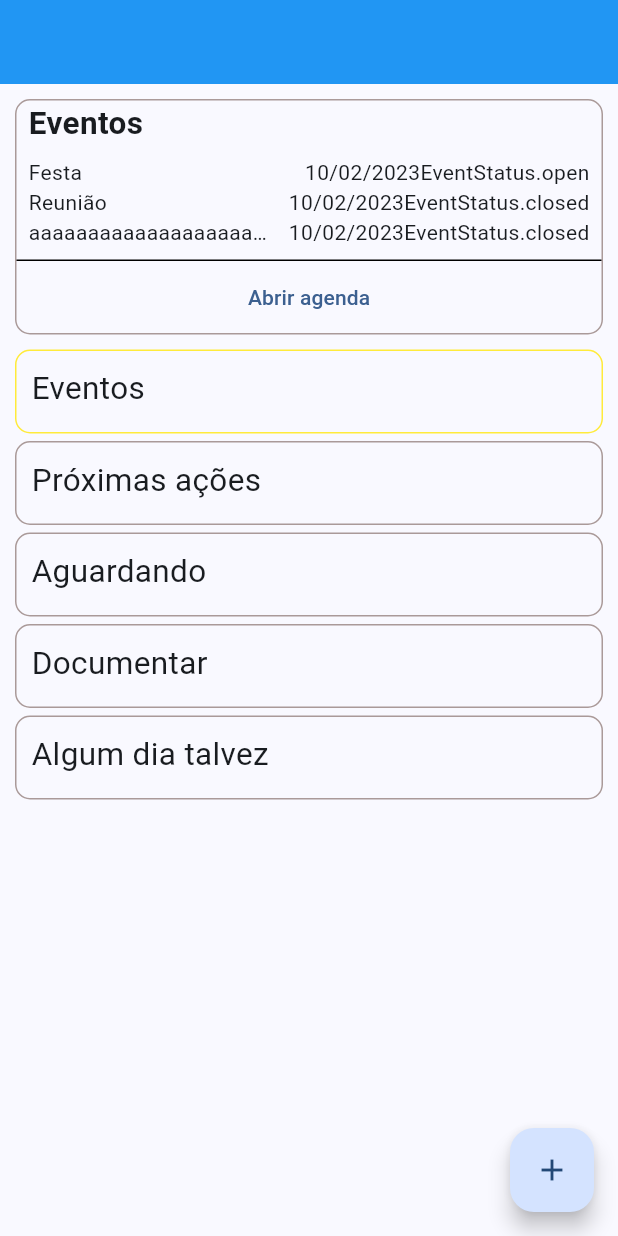
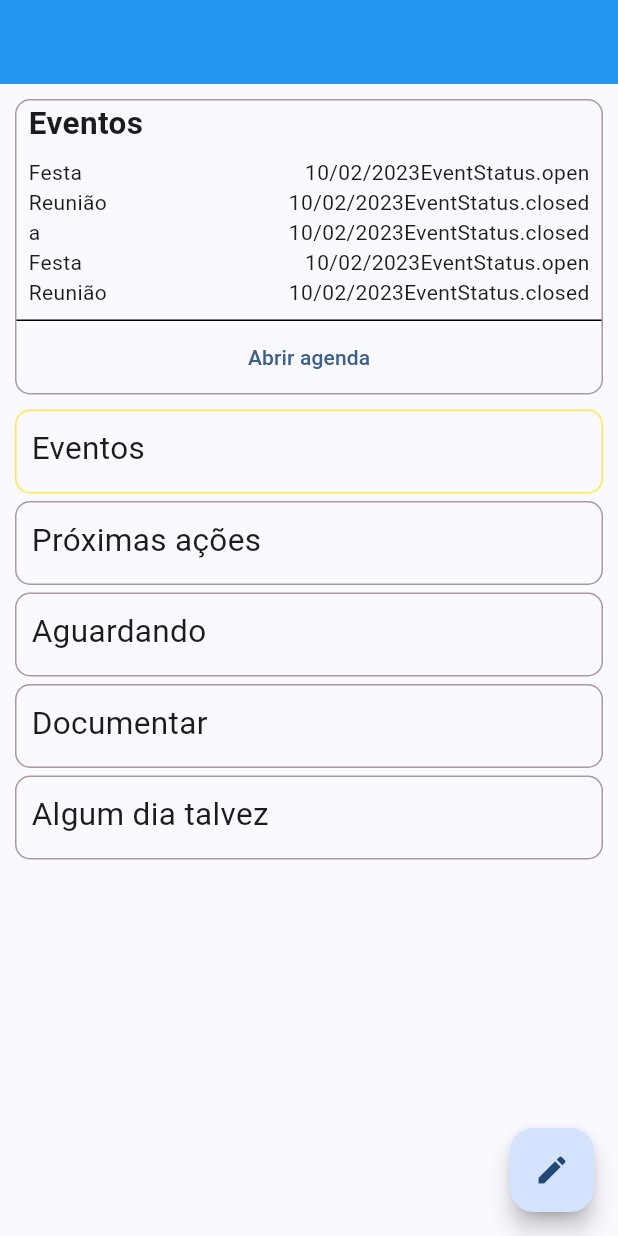
Before and after one commit to tinicius/Do-It-Today, a Flutter app: the screen it shows after launch, after a tap on "Abrir agenda", on a phone screen of 412 x 824 dp. Run offline on Flutter 3.47's test engine with Material 2 defaults, Android fonts, the phone set to English and light mode, and no system bars.

Commit message:
new floating button

```diff
--- a/lib/entities/item.dart
+++ b/lib/entities/item.dart
@@ -21,4 +21,11 @@ class Event extends Item {
   EventStatus status;
 }
 
-class Action {}
+enum ActionStatus {
+done, open
+}
+
+class Action extends Item {
+  Action(super.name, super.description, [this.status = ActionStatus.open]);
+  ActionStatus status;
+}
--- a/lib/main.dart
+++ b/lib/main.dart
@@ -1,4 +1,5 @@
 import 'package:doittoday/repositories/item_repository.dart';
+import 'package:doittoday/views/Home/components/floating_action_menu.dart';
 import 'package:doittoday/views/Home/home.dart';
 import 'package:flutter/material.dart';
 import 'package:provider/provider.dart';
@@ -11,8 +12,6 @@ void main() {
 
 class MyApp extends StatelessWidget {
   const MyApp({super.key});
-
-
 
   @override
   Widget build(BuildContext context) {
@@ -32,25 +31,32 @@ class MyApp extends StatelessWidget {
             backgroundColor: Colors.blue,
             // title: const Text("Do It Today"),
           ),
-          floatingActionButton: FloatingActionButton(
-            onPressed: () => {
-              showDialog(context: context, builder: (BuildContext context) => AlertDialog(
-                title: Text("Adicionar Item"),
-                content: TextField(),
-                actions: <Widget>[
-            TextButton(
-              onPressed: () => Navigator.pop(context, 'Cancel'),
-              child: const Text('Cancel'),
-            ),
-            TextButton(
-              onPressed: () => Navigator.pop(context, 'OK'),
-              child: const Text('OK'),
-            ),
-          ],
-              ))
-            },
-            child: Icon(Icons.add),
-          ),
+          // floatingActionButton: FloatingActionButton(
+          //   onPressed: () => {
+          //     showDialog(
+          //         context: context,
+          //         builder: (BuildContext context) => AlertDialog(
+          //               title: Text("Adicionar Item"),
+          //               content: TextField(),
+          //               actions: <Widget>[
+          //                 TextButton(
+          //                   onPressed: () => Navigator.pop(context, 'Cancel'),
+          //                   child: const Text('Cancel'),
+          //                 ),
+          //                 TextButton(
+          //                   onPressed: () => Navigator.pop(context, 'OK'),
+          //                   child: const Text('OK'),
+          //                 ),
+          //               ],
+          //             ))
+          //   },
+          //   child: Icon(Icons.add),
+          // ),
+          floatingActionButton: FloatingActionMenu(distance: 100, children: [
+            ButtonMenu(),
+            ButtonMenu(),
+
+          ]),
         ),
       ),
     );
@@ -61,9 +67,56 @@ class MyAppState extends ChangeNotifier {
   ItemRepository repository = ItemRepository();
 
   List<Event> nextEvents = <Event>[];
+  List<Event> allEvents = <Event>[];
 
-  void loadNextEvents() {
-    nextEvents = repository.loadNextEvents();
-    notifyListeners();
+  MyAppState() {
+    repository.loadNextEvents().then((value) {
+      nextEvents = value;
+      notifyListeners();
+    });
+
+    repository.loadAllEvents().then((value) {
+      allEvents = value;
+      notifyListeners();
+    });
   }
 }
+
+class ButtonMenu extends StatelessWidget {
+  const ButtonMenu({
+    super.key,
+    this.onPressed,
+  });
+
+  final VoidCallback? onPressed;
+
+  @override
+  Widget build(BuildContext context) {
+    final theme = Theme.of(context);
+    return Container(
+
+      padding: const EdgeInsets.only(top: 4, right: 8, bottom: 4),
+      decoration: BoxDecoration(
+          color: Colors.blue, borderRadius: BorderRadius.circular(10)),
+      alignment: Alignment.center,
+      child: TextButton(
+        onPressed: () {  },
+        child: Row(
+          mainAxisSize: MainAxisSize.min,
+          children: [
+            IconButton(
+              onPressed: onPressed,
+              icon: const Icon(Icons.add, color: Colors.white,),
+              color: theme.colorScheme.onSecondary,
+              iconSize: 20,
+            ),
+            Text("Evento", style: TextStyle(
+              color: Colors.white
+            ),),
+
+          ],
+        ),
+      ),
+    );
+  }
+}
--- a/lib/repositories/item_repository.dart
+++ b/lib/repositories/item_repository.dart
@@ -2,11 +2,21 @@ import 'package:doittoday/entities/item.dart';
 import 'package:doittoday/services/item_local_storage.dart';
 
 class ItemRepository {
-
   ItemService service = ItemLocalStorage();
 
-  List<Event> loadNextEvents() {
-    return service.loadNextEvents();
+  static const int COUNT = 5;
+
+  Future<List<Event>> loadNextEvents() async {
+    return await service.loadNextEvents(COUNT);
   }
 
+  @override
+  Future<List<Action>> loadAllActions() async {
+    return await service.loadAllActions();
+  }
+
+  @override
+  Future<List<Event>> loadAllEvents() async {
+    return await service.loadAllEvents();
+  }
 }
--- a/lib/services/item_local_storage.dart
+++ b/lib/services/item_local_storage.dart
@@ -1,18 +1,54 @@
-import 'dart:ffi';
-
 import '../entities/item.dart';
 
 abstract class ItemService {
-  List<Event> loadNextEvents();
+  Future<List<Event>> loadNextEvents(int count);
+  Future<List<Event>> loadAllEvents();
+  Future<List<Action>> loadAllActions();
 }
 
 class ItemLocalStorage implements ItemService {
+  List<Event> allEvents = [
+    Event("Festa", "description", DateTime(2023, 2, 10, 8, 0)),
+    Event("Reunião", "description", DateTime.now()),
+    Event("a", "description", DateTime.now()),
+    Event("Festa", "description", DateTime(2023, 2, 10, 8, 0)),
+    Event("Reunião", "description", DateTime.now()),
+    Event("a", "description", DateTime.now()),
+    Event("Festa", "description", DateTime(2023, 2, 10, 8, 0)),
+    Event("Reunião", "description", DateTime.now()),
+    Event("a", "description", DateTime.now()),
+  ];
+
+  List<Action> allActions = [
+    Action("Ação 1", "Descrição"),
+    Action("Ação 1", "Descrição"),
+    Action("Ação 1", "Descrição"),
+    Action("Ação 1", "Descrição"),
+    Action("Ação 1", "Descrição"),
+    Action("Ação 1", "Descrição"),
+  ];
+
   @override
-  List<Event> loadNextEvents() {
-    return [
-      Event("Festa", "description", DateTime(2023, 2, 10, 8, 0)),
-      Event("Reunião", "description", DateTime.now()),
-      Event("aaaaaaaaaaaaaaaaaaaaaaaaaaaaaaaaaaaaaaaaaaaaaaaaaaaaaaaaaaaa", "description", DateTime.now()),
-    ];
+  Future<List<Event>> loadNextEvents(int count) async {
+    List<Event> nextEvents = [];
+
+    for (var i = 0; i < count; i++) {
+      nextEvents.add(allEvents[i]);
+      await Future.delayed(Duration(seconds: 1));
+    }
+
+    return nextEvents;
+  }
+
+  @override
+  Future<List<Action>> loadAllActions() async {
+    await Future.delayed(Duration(seconds: 1 * allActions.length));
+    return allActions;
+  }
+
+  @override
+  Future<List<Event>> loadAllEvents() async {
+    await Future.delayed(Duration(seconds: 1 * allEvents.length));
+    return allEvents;
   }
 }
--- a/lib/views/Home/components/event_cart.dart
+++ b/lib/views/Home/components/event_cart.dart
@@ -119,7 +119,7 @@ class _EventCardState extends State<EventCard> {
               height: 1,
             ),
             TextButton(
-                onPressed: () => {state.loadNextEvents()},
+                onPressed: () => {},
                 child: const Text("Abrir agenda"))
           ],
         ),
--- /dev/null
+++ b/lib/views/Home/components/floating_action_menu.dart
@@ -0,0 +1,180 @@
+import 'package:flutter/material.dart';
+
+import 'dart:math' as math;
+
+class FloatingActionMenu extends StatefulWidget {
+  const FloatingActionMenu({
+    super.key,
+    this.initialOpen,
+    required this.distance,
+    required this.children,
+  });
+
+  final bool? initialOpen;
+  final double distance;
+  final List<Widget> children;
+
+  @override
+  State<FloatingActionMenu> createState() => _FloatingActionMenuState();
+}
+
+class _FloatingActionMenuState extends State<FloatingActionMenu>
+    with SingleTickerProviderStateMixin {
+  late final AnimationController _controller;
+  late final Animation<double> _expandAnimation;
+  bool _open = false;
+
+  @override
+  void initState() {
+    super.initState();
+    _open = widget.initialOpen ?? false;
+    _controller = AnimationController(
+      value: _open ? 1.0 : 0.0,
+      duration: const Duration(milliseconds: 250),
+      vsync: this,
+    );
+    _expandAnimation = CurvedAnimation(
+      curve: Curves.elasticOut,
+      reverseCurve: Curves.easeOutQuad,
+      parent: _controller,
+    );
+  }
+
+  @override
+  void dispose() {
+    _controller.dispose();
+    super.dispose();
+  }
+
+  void _toggle() {
+    setState(() {
+      _open = !_open;
+      if (_open) {
+        _controller.forward();
+      } else {
+        _controller.reverse();
+      }
+    });
+  }
+
+  @override
+  Widget build(BuildContext context) {
+    return SizedBox.expand(
+      child: Stack(
+        alignment: Alignment.bottomRight,
+        clipBehavior: Clip.none,
+        children: [
+          _buildTapToCloseFab(),
+          ..._buildExpandingActionButtons(),
+          _buildTapToOpenFab(),
+        ],
+      ),
+    );
+  }
+
+  Widget _buildTapToCloseFab() {
+    return SizedBox(
+      width: 56.0,
+      height: 56.0,
+      child: Center(
+        child: Material(
+          shape: const CircleBorder(),
+          clipBehavior: Clip.antiAlias,
+          elevation: 4.0,
+          child: InkWell(
+            onTap: _toggle,
+            child: Padding(
+              padding: const EdgeInsets.all(8.0),
+              child: Icon(
+                Icons.close,
+                color: Colors.red,
+              ),
+            ),
+          ),
+        ),
+      ),
+    );
+  }
+
+  List<Widget> _buildExpandingActionButtons() {
+    final children = <Widget>[];
+    final count = widget.children.length;
+    final step = 90.0 / (count - 1);
+
+    for (var i = 0, angleInDegrees = 0.0;
+        i < count;
+        i++, angleInDegrees += step) {
+      children.add(
+        _ExpandingActionButton(
+          directionInDegrees: angleInDegrees,
+          maxDistance: widget.distance,
+          progress: _expandAnimation,
+          child: widget.children[i],
+          count: i + 1
+        ),
+      );
+    }
+    return children;
+  }
+
+  Widget _buildTapToOpenFab() {
+    return IgnorePointer(
+      ignoring: _open,
+      child: AnimatedContainer(
+        transformAlignment: Alignment.center,
+        transform: Matrix4.diagonal3Values(
+          _open ? 0.7 : 1.0,
+          _open ? 0.7 : 1.0,
+          1.0,
+        ),
+        duration: const Duration(milliseconds: 250),
+        curve: const Interval(0.0, 0.5, curve: Curves.easeOut),
+        child: AnimatedOpacity(
+          opacity: _open ? 0.0 : 1.0,
+          curve: const Interval(0.25, 1.0, curve: Curves.easeInOut),
+          duration: const Duration(milliseconds: 250),
+          child: FloatingActionButton(
+            onPressed: _toggle,
+            child: const Icon(Icons.create),
+          ),
+        ),
+      ),
+    );
+  }
+}
+
+class _ExpandingActionButton extends StatelessWidget {
+  const _ExpandingActionButton({
+    required this.directionInDegrees,
+    required this.maxDistance,
+    required this.progress,
+    required this.child,
+    required this.count
+  });
+
+  final double directionInDegrees;
+  final double maxDistance;
+  final Animation<double> progress;
+  final Widget child;
+
+   final int count;
+
+  @override
+  Widget build(BuildContext context) {
+    return AnimatedBuilder(
+      animation: progress,
+      builder: (context, child) {
+        final offset = Offset.fromDirection(
+          directionInDegrees * (math.pi / 180.0),
+          progress.value * maxDistance,
+        );
+        return Positioned(
+            right: offset.dx, bottom: (50.0 * count) , child: child!);
+      },
+      child: FadeTransition(
+        opacity: progress,
+        child: child,
+      ),
+    );
+  }
+}
--- a/lib/views/ListEventPage/index.dart
+++ b/lib/views/ListEventPage/index.dart
@@ -43,9 +43,9 @@ class _ListEventPageState extends State<ListEventPage> {
         backgroundColor: Colors.blue,
       ),
       body: ListView.builder(
-        itemCount: state.nextEvents.length,
+        itemCount: state.allEvents.length,
         itemBuilder: (context, index) {
-          Event event = state.nextEvents[index];
+          Event event = state.allEvents[index];
           return EventItem(event);
         },
       ),
```
